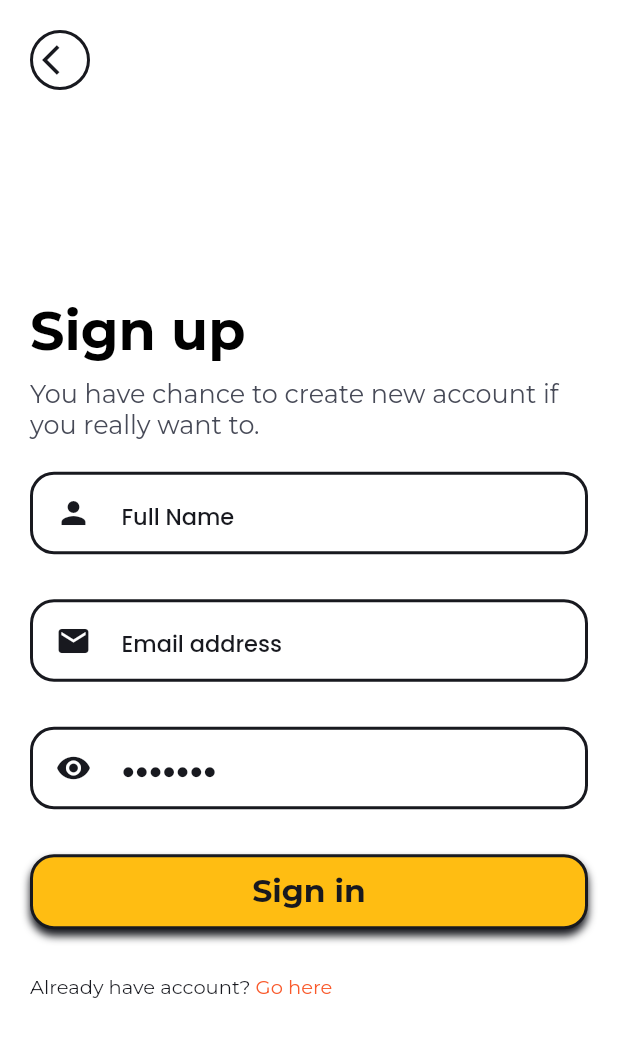
After one commit to cyuket/flutter_new_app, a Flutter app: the SignupView screen opened by its route, on a phone screen of 412 x 824 dp. The commit adds this screen. Shown: the top 1037 px of the screen. Run offline on Flutter 3.47's test engine with Material 2 defaults, Android fonts, the phone set to English and light mode, and no system bars; our stand-ins replace get_it, google_fonts.

Commit message:
Signup page

```diff
--- a/lib/ui/router.dart
+++ b/lib/ui/router.dart
@@ -4,6 +4,7 @@ import 'package:flutter/material.dart';
 import 'package:news_api/constant/route_names.dart';
 import 'package:news_api/ui/views/login_view.dart';
 import 'package:news_api/ui/views/onbording.dart';
+import 'package:news_api/ui/views/signup.dart';
 import 'package:news_api/ui/views/splash_view.dart';
 import 'package:news_api/ui/views/welcome_view.dart';
 
@@ -29,11 +30,11 @@ Route<dynamic> generateRoute(RouteSettings settings) {
     //     routeName: settings.name,
     //     viewToShow: HomeContainer(),
     //   );
-    // case SignupViewRoute:
-    //   return _getPageRoute(
-    //     routeName: settings.name,
-    //     viewToShow: SignupView(),
-    //   );
+    case SignupViewRoute:
+      return _getPageRoute(
+        routeName: settings.name,
+        viewToShow: SignupView(),
+      );
     case LoginViewRoute:
       return _getPageRoute(
         routeName: settings.name,
--- a/lib/ui/views/login_view.dart
+++ b/lib/ui/views/login_view.dart
@@ -1,4 +1,5 @@
 import 'package:flutter/material.dart';
+import 'package:news_api/constant/route_names.dart';
 import 'package:news_api/ui/shared/app_colors.dart';
 import 'package:news_api/ui/shared/shared_styles.dart';
 import 'package:news_api/ui/shared/ui_helpers.dart';
@@ -52,6 +53,7 @@ class LoginView extends StatelessWidget {
               ),
               verticalSpace(30),
               InkWell(
+                onTap: () => Navigator.pushNamed(context, SignupViewRoute),
                 child: Row(
                   children: [
                     Text(
--- /dev/null
+++ b/lib/ui/views/signup.dart
@@ -0,0 +1,112 @@
+import 'package:flutter/material.dart';
+import 'package:news_api/ui/shared/app_colors.dart';
+import 'package:news_api/ui/shared/shared_styles.dart';
+import 'package:news_api/ui/shared/ui_helpers.dart';
+import 'package:news_api/ui/widgets/busy_button.dart';
+import 'package:news_api/ui/widgets/input_field.dart';
+
+class SignupView extends StatelessWidget {
+  final emailController = TextEditingController();
+  final passwordController = TextEditingController();
+  final nameController = TextEditingController();
+  @override
+  Widget build(BuildContext context) {
+    return Scaffold(
+      backgroundColor: Colors.white,
+      body: SafeArea(
+        child: Padding(
+          padding: const EdgeInsets.all(20.0),
+          child: Column(
+            crossAxisAlignment: CrossAxisAlignment.start,
+            children: [
+              InkWell(
+                onTap: () => Navigator.pop(context),
+                child: Container(
+                  height: 40,
+                  width: 40,
+                  decoration: BoxDecoration(
+                    border: Border.all(color: AppColors.textColor, width: 2),
+                    borderRadius: BorderRadius.circular(30),
+                  ),
+                  child: Center(
+                    child: Icon(
+                      Icons.arrow_back_ios,
+                      color: AppColors.textColor,
+                    ),
+                  ),
+                ),
+              ),
+              Expanded(
+                child: Column(
+                  mainAxisAlignment: MainAxisAlignment.center,
+                  crossAxisAlignment: CrossAxisAlignment.start,
+                  children: [
+                    Text(
+                      "Sign up",
+                      style: textStyle.copyWith(
+                          fontSize: 36,
+                          fontWeight: FontWeight.bold,
+                          color: Colors.black),
+                    ),
+                    verticalSpace(10),
+                    Text(
+                      "You have chance to create new account if you really want to.",
+                      style: textStyle.copyWith(
+                          color: AppColors.textColor2, fontSize: 17),
+                    ),
+                    verticalSpace(20),
+                    InputField(
+                      controller: emailController,
+                      placeholder: "Full Name",
+                      icon: Icons.person,
+                    ),
+                    verticalSpace(20),
+                    InputField(
+                      controller: emailController,
+                      placeholder: "Email address",
+                      icon: Icons.email,
+                    ),
+                    verticalSpace(20),
+                    InputField(
+                      controller: passwordController,
+                      placeholder: "●●●●●●●",
+                      password: true,
+                    ),
+                    verticalSpace(20),
+                    BusyButton(
+                      title: "Sign in",
+                      onPressed: null,
+                      color: AppColors.yellow,
+                    ),
+                    verticalSpace(30),
+                    InkWell(
+                      onTap: () => Navigator.pop(context),
+                      child: Row(
+                        children: [
+                          Text(
+                            "Already have account? ",
+                            style: textStyle.copyWith(
+                              fontSize: 13,
+                              color: AppColors.textColor,
+                            ),
+                          ),
+                          Text(
+                            "Go here ",
+                            style: textStyle.copyWith(
+                              fontSize: 13,
+                              color: AppColors.onboardingRed,
+                            ),
+                          )
+                        ],
+                      ),
+                    )
+                  ],
+                ),
+              ),
+            ],
+          ),
+        ),
+      ),
+    );
+  }
+}
```
